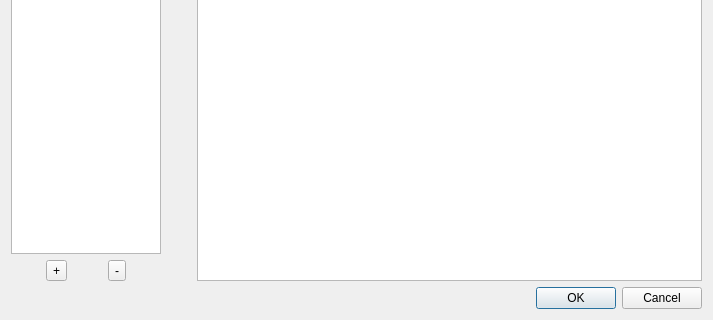
Qt form hterm/ui/quick.ui (lbhzy/hterm) before a commit; both pictures show x 0 to 713 and y 146 to 466 of the 713 by 466 pixel window.
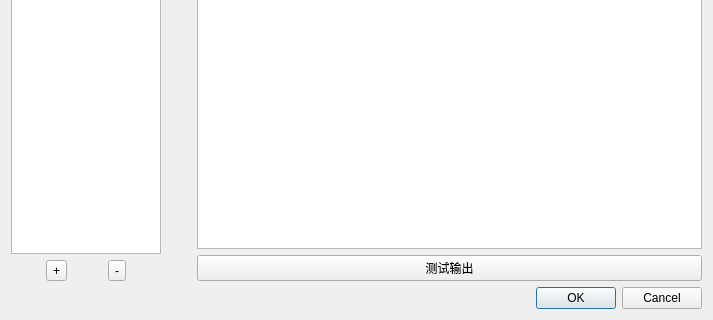
The same form after that commit.

```diff
--- a/hterm/ui/quick.ui
+++ b/hterm/ui/quick.ui
@@ -129,6 +129,13 @@
          </property>
         </widget>
        </item>
+       <item row="3" column="1">
+        <widget class="QPushButton" name="pushButton">
+         <property name="text">
+          <string>测试输出</string>
+         </property>
+        </widget>
+       </item>
       </layout>
      </item>
     </layout>
```
